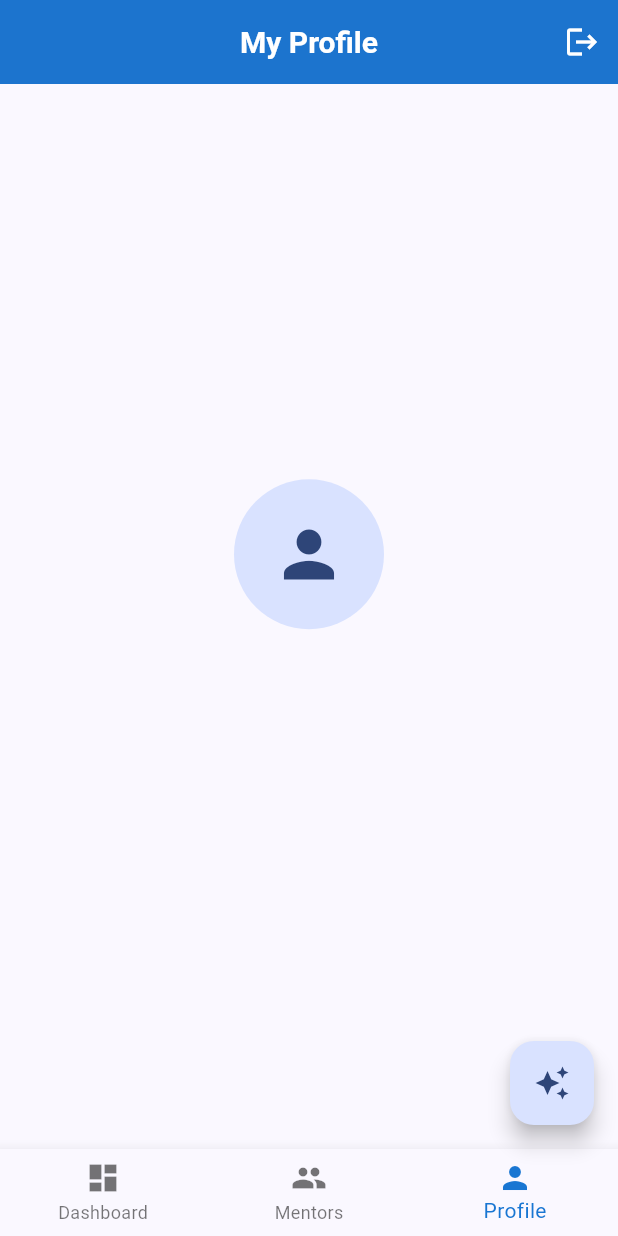
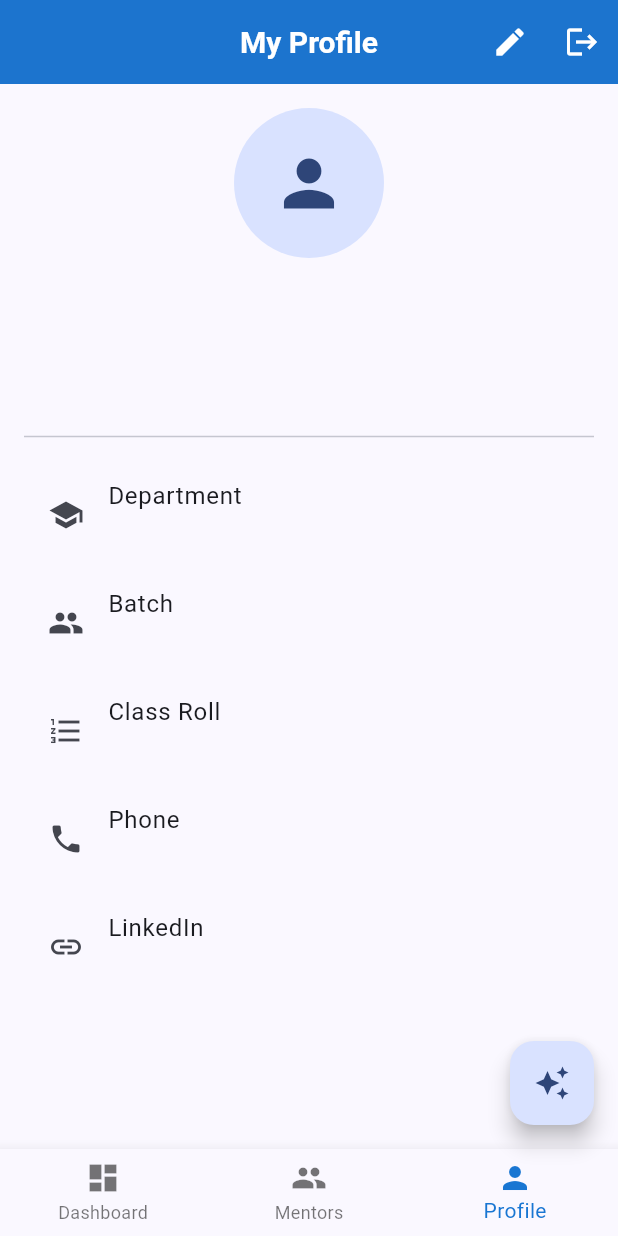
Before and after one commit to AbdullahRFA/campus_guardian, a Flutter app: the ProfileScreen screen opened by its route, on a phone screen of 412 x 824 dp. Run offline on Flutter 3.47's test engine with Material 3 defaults, Android fonts, the phone set to English and light mode, and no system bars; our stand-ins replace cloud_firestore, firebase_auth, firebase_core, flutter_dotenv, go_router, shared_preferences; missing offline and left inert: gpt_markdown; accounts and stored records are empty.

Commit message:
Update the Profile Screen to Display Everything:
Now, let's make the main ProfileScreen more detailed, showing all the new information and adding an "Edit" button.

Signed-off-by: AbdullahRFA <shakibrybmn@gmail.com>

```diff
--- a/lib/features/profile/screens/profile_screen.dart
+++ b/lib/features/profile/screens/profile_screen.dart
@@ -4,24 +4,25 @@ import 'package:firebase_auth/firebase_auth.dart';
 import 'package:flutter/material.dart';
 import 'package:go_router/go_router.dart';
 
-class ProfileScreen extends StatefulWidget {
+class ProfileScreen extends StatelessWidget {
   const ProfileScreen({super.key});
 
   @override
-  State<ProfileScreen> createState() => _ProfileScreenState();
-}
+  Widget build(BuildContext context) {
+    final String currentUserId = FirebaseAuth.instance.currentUser!.uid;
 
-class _ProfileScreenState extends State<ProfileScreen> {
-  final String currentUserId = FirebaseAuth.instance.currentUser!.uid;
-
-  @override
-  Widget build(BuildContext context) {
     return Scaffold(
       appBar: AppBar(
         title: const Text('My Profile'),
         actions: [
           IconButton(
+            icon: const Icon(Icons.edit),
+            tooltip: 'Edit Profile',
+            onPressed: () => context.push('/app/profile/edit'), // Navigate to Edit Screen
+          ),
+          IconButton(
             icon: const Icon(Icons.logout),
+            tooltip: 'Logout',
             onPressed: () {
               AuthService().signOut();
               context.go('/login');
@@ -30,43 +31,52 @@ class _ProfileScreenState extends State<ProfileScreen> {
         ],
       ),
       body: StreamBuilder<DocumentSnapshot>(
-        // Listen to real-time changes in the user's document
         stream: FirebaseFirestore.instance.collection('users').doc(currentUserId).snapshots(),
         builder: (context, snapshot) {
           if (snapshot.connectionState == ConnectionState.waiting) {
             return const Center(child: CircularProgressIndicator());
           }
-          if (snapshot.hasError) {
-            return const Center(child: Text('Something went wrong.'));
-          }
           if (!snapshot.hasData || !snapshot.data!.exists) {
             return const Center(child: Text('User profile not found.'));
           }
 
-          // Extract data from the document
           var userData = snapshot.data!.data() as Map<String, dynamic>;
-          String fullName = userData['fullName'] ?? 'No Name';
-          String email = userData['email'] ?? 'No Email';
 
-          return Center(
-            child: Column(
-              mainAxisAlignment: MainAxisAlignment.center,
-              children: [
-                // Placeholder for profile picture
-                const CircleAvatar(
-                  radius: 50,
-                  child: Icon(Icons.person, size: 50),
+          return ListView(
+            padding: const EdgeInsets.all(16.0),
+            children: [
+              Center(
+                child: Column(
+                  children: [
+                    const CircleAvatar(radius: 50, child: Icon(Icons.person, size: 50)),
+                    const SizedBox(height: 16),
+                    Text(userData['fullName'] ?? 'N/A', style: Theme.of(context).textTheme.headlineSmall),
+                    Text(userData['email'] ?? 'N/A', style: Theme.of(context).textTheme.bodyMedium),
+                    const SizedBox(height: 8),
+                    Text(userData['bio'] ?? 'No bio provided.', textAlign: TextAlign.center, style: Theme.of(context).textTheme.bodyLarge),
+                  ],
                 ),
-                const SizedBox(height: 20),
-                Text(fullName, style: Theme.of(context).textTheme.headlineMedium),
-                const SizedBox(height: 8),
-                Text(email, style: Theme.of(context).textTheme.bodyLarge),
-                // We will add an "Edit Profile" button here tomorrow
-              ],
-            ),
+              ),
+              const Divider(height: 32),
+              _buildProfileInfoTile(Icons.school, 'Department', userData['department']),
+              _buildProfileInfoTile(Icons.group, 'Batch', userData['batch']),
+              _buildProfileInfoTile(Icons.format_list_numbered, 'Class Roll', userData['classRoll']),
+              _buildProfileInfoTile(Icons.phone, 'Phone', userData['phoneNumber']),
+              _buildProfileInfoTile(Icons.link, 'LinkedIn', userData['linkedinUrl']),
+              // Add more tiles for other fields as needed
+            ],
           );
         },
       ),
     );
   }
+
+  // Helper widget for a consistent look
+  Widget _buildProfileInfoTile(IconData icon, String title, String? subtitle) {
+    return ListTile(
+      leading: Icon(icon),
+      title: Text(title),
+      subtitle: Text(subtitle ?? 'Not set'),
+    );
+  }
 }
```
